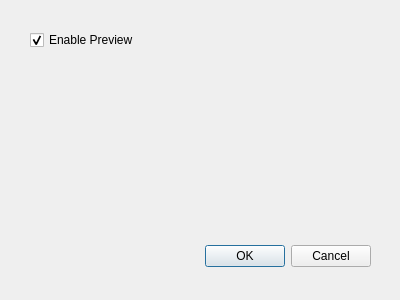
Before: the Qt Designer form src/SettingWindow.ui in torfoes/cadventory, drawn with Qt 5.
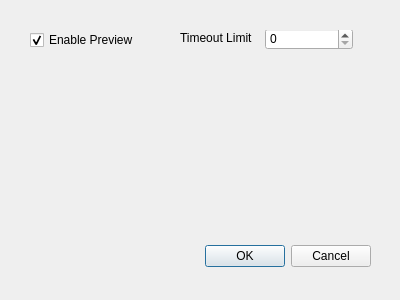
After: the same form once the commit is applied.

Commit message: added preview timeout timer in settings window

```diff
--- a/src/SettingWindow.ui
+++ b/src/SettingWindow.ui
@@ -45,6 +45,42 @@
     <bool>true</bool>
    </property>
   </widget>
+  <widget class="QWidget" name="previewWidget" native="true">
+   <property name="enabled">
+    <bool>true</bool>
+   </property>
+   <property name="geometry">
+    <rect>
+     <x>180</x>
+     <y>30</y>
+     <width>200</width>
+     <height>20</height>
+    </rect>
+   </property>
+   <widget class="QLabel" name="timerLabel">
+    <property name="geometry">
+     <rect>
+      <x>0</x>
+      <y>0</y>
+      <width>200</width>
+      <height>16</height>
+     </rect>
+    </property>
+    <property name="text">
+     <string>Timeout Limit                            S</string>
+    </property>
+   </widget>
+   <widget class="QSpinBox" name="previewTimer">
+    <property name="geometry">
+     <rect>
+      <x>85</x>
+      <y>-2</y>
+      <width>88</width>
+      <height>22</height>
+     </rect>
+    </property>
+   </widget>
+  </widget>
  </widget>
  <resources/>
  <connections>
```
The commit also changes 3 other files.
